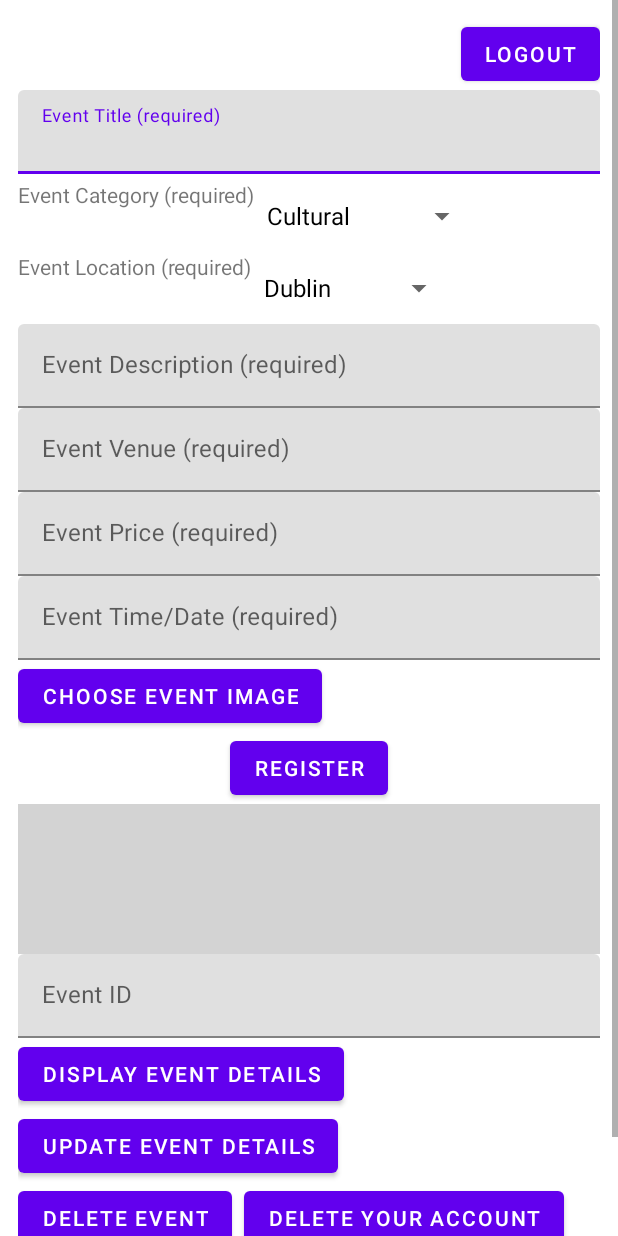
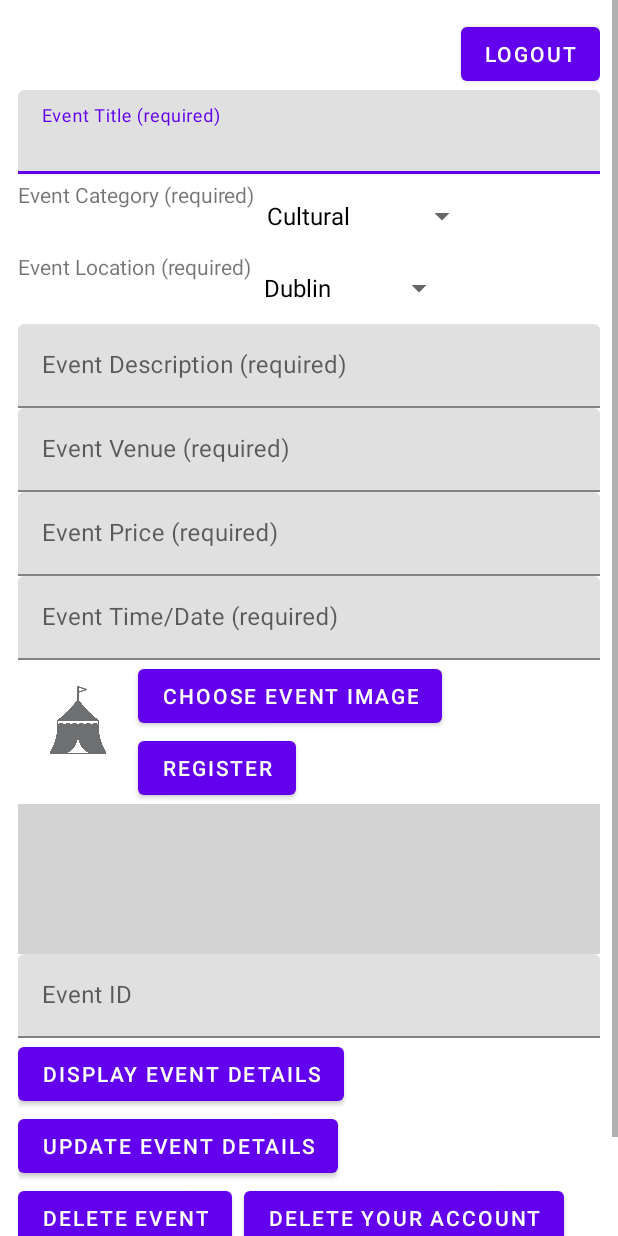
Before and after one commit to ConorCoker/what-event-ireland-android-app, an Android app: the OrganiserActivity screen opened directly, with no data from a screen before it, on a phone screen of 412 x 824 dp. Run offline under Robolectric (Android 15) with nearby library versions, the phone set to English and light mode, and no system bars; 1 statement that could not run was skipped.

Commit message:
Fixed issue where image would stay at its orignal size when uploaded to app. Updated EventsAdapter to handle drawables from our event so they now appear on homescreen.

```diff
--- a/app/src/main/java/com/example/whateventireland_androidapp/Event.kt
+++ b/app/src/main/java/com/example/whateventireland_androidapp/Event.kt
@@ -1,5 +1,6 @@
 package com.example.whateventireland_androidapp
 
+import android.graphics.drawable.Drawable
 import android.media.Image
 import java.util.Random
 
@@ -9,7 +10,7 @@ class Event(
     var venue: String,
     var price: Double,
     var date: String,
-    var image:Int
+    var image:Drawable?
 ) {
 
     private val random: Random = Random()
--- a/app/src/main/java/com/example/whateventireland_androidapp/EventsAdapter.kt
+++ b/app/src/main/java/com/example/whateventireland_androidapp/EventsAdapter.kt
@@ -26,7 +26,7 @@ class EventsAdapter(private val mList: ArrayList<Event>) :
         val itemsViewModel = mList[position]
 
         // sets the image to the imageview from our itemHolder class
-        holder.imageView.setImageResource(itemsViewModel.image)
+        holder.imageView.setImageDrawable(itemsViewModel.image)
 
         // sets the text to the textview from our itemHolder class
         holder.textView.text = itemsViewModel.getTitleAndDescription()
--- a/app/src/main/res/layout/activity_organiser.xml
+++ b/app/src/main/res/layout/activity_organiser.xml
@@ -171,21 +171,20 @@
             app:layout_constraintTop_toBottomOf="@id/text_input_layout_event_date_time" />
 
         <ImageView
+            android:src="@drawable/eps10_grey_circus_tent_fare_abstract_solid_icon_isolated_on_white_background_circus_festival_symbol_in_a_simple_flat_trendy_m"
             android:id="@+id/image_view_event_image_preview"
-            android:layout_width="wrap_content"
-            android:layout_height="wrap_content"
+            android:layout_width="80dp"
+            android:layout_height="80dp"
             android:contentDescription="@string/event_image"
             app:layout_constraintStart_toStartOf="parent"
-            app:layout_constraintTop_toBottomOf="@id/text_input_layout_event_date_time"
-            tools:src="@drawable/ic_launcher_background" />
+            app:layout_constraintTop_toBottomOf="@id/text_input_layout_event_date_time" />
 
         <Button
             android:id="@+id/button_register"
             android:layout_width="wrap_content"
             android:layout_height="wrap_content"
             android:text="@string/register"
-            app:layout_constraintEnd_toEndOf="parent"
-            app:layout_constraintStart_toStartOf="parent"
+            app:layout_constraintStart_toEndOf="@id/image_view_event_image_preview"
             app:layout_constraintTop_toBottomOf="@id/button_choose_image">
 
         </Button>
```
Also changed, not shown: app/src/main/java/com/example/whateventireland_androidapp/OrganiserActivity.kt (+9 -17 lines), app/src/main/res/drawable-nodpi/eps10_grey_circus_tent_fare_abstract_solid_icon_isolated_on_white_background_circus_festival_symbol_in_a_simple_flat_trendy_m.webp (added).
